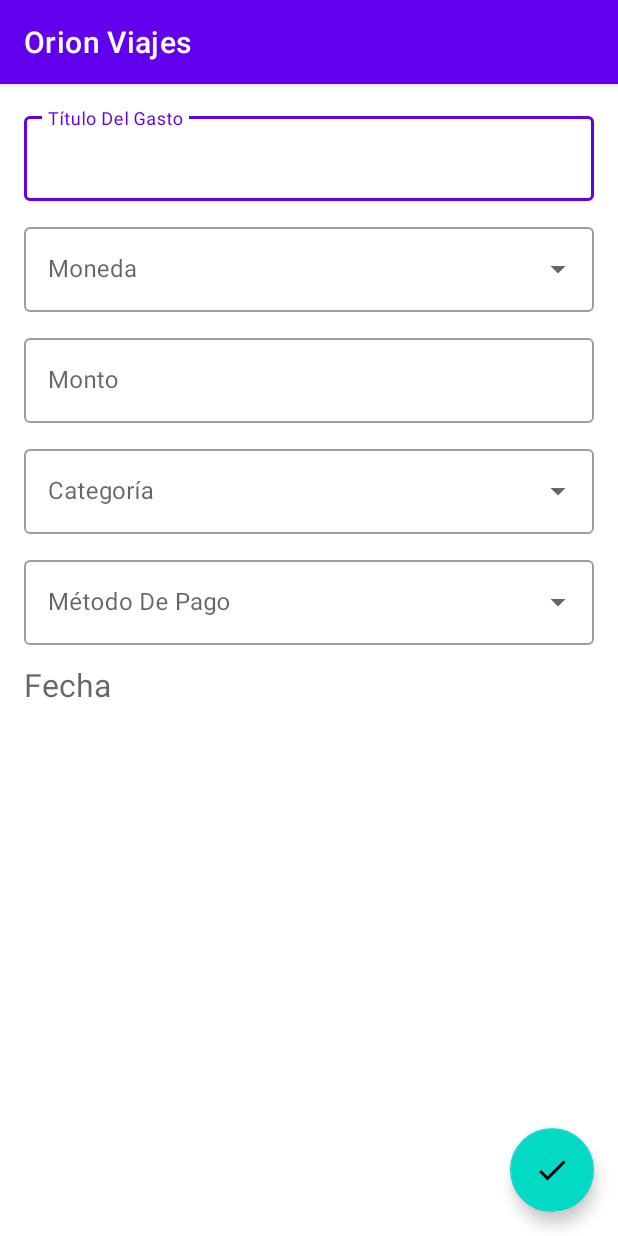
After one commit to adribalbvena/OrionViajes, an Android app: the fragment EditExpenseFragment shown on its own in the app's theme, on a phone screen of 412 x 824 dp. The commit adds this screen. Run offline under Robolectric (Android 15) with nearby library versions, the phone set to English and light mode, and no system bars.

Commit message:
edit screen

```diff
--- /dev/null
+++ b/app/src/main/java/ar/edu/ort/orionviajes/fragments/EditExpenseFragment.kt
@@ -0,0 +1,26 @@
+package ar.edu.ort.orionviajes.fragments
+
+import android.os.Bundle
+import androidx.fragment.app.Fragment
+import android.view.LayoutInflater
+import android.view.View
+import android.view.ViewGroup
+import ar.edu.ort.orionviajes.R
+
+class EditExpenseFragment : Fragment() {
+
+    override fun onCreate(savedInstanceState: Bundle?) {
+        super.onCreate(savedInstanceState)
+
+    }
+
+    override fun onCreateView(
+        inflater: LayoutInflater, container: ViewGroup?,
+        savedInstanceState: Bundle?
+    ): View? {
+        // Inflate the layout for this fragment
+        return inflater.inflate(R.layout.fragment_edit_expense, container, false)
+    }
+
+
+}
--- a/app/src/main/res/layout/fragment_create_expense.xml
+++ b/app/src/main/res/layout/fragment_create_expense.xml
@@ -7,6 +7,116 @@
     android:layout_width="match_parent"
     android:layout_height="match_parent"
     tools:context=".fragments.CreateExpenseFragment">
+
+<!--    <com.google.android.material.textfield.TextInputLayout-->
+<!--        android:id="@+id/expenseTitle_til"-->
+<!--        style="@style/Widget.MaterialComponents.TextInputLayout.OutlinedBox"-->
+<!--        android:layout_width="match_parent"-->
+<!--        android:layout_height="wrap_content"-->
+<!--        android:layout_marginHorizontal="16dp"-->
+<!--        android:layout_marginTop="16dp"-->
+<!--        android:hint="@string/expense_label"-->
+<!--        app:layout_constraintEnd_toEndOf="parent"-->
+<!--        app:layout_constraintStart_toStartOf="parent"-->
+<!--        app:layout_constraintTop_toTopOf="parent">-->
+
+<!--        <com.google.android.material.textfield.TextInputEditText-->
+<!--            android:id="@+id/editText_title_expense"-->
+<!--            android:layout_width="match_parent"-->
+<!--            android:layout_height="wrap_content" />-->
+
+<!--    </com.google.android.material.textfield.TextInputLayout>-->
+
+<!--    <com.google.android.material.textfield.TextInputLayout-->
+<!--        android:id="@+id/expenseCurrency_til"-->
+<!--        style="@style/Widget.MaterialComponents.TextInputLayout.OutlinedBox.ExposedDropdownMenu"-->
+<!--        android:layout_width="160dp"-->
+<!--        android:layout_height="wrap_content"-->
+<!--        android:layout_marginVertical="16dp"-->
+<!--        android:layout_marginStart="16dp"-->
+<!--        android:hint="@string/currency_label"-->
+<!--        app:layout_constraintStart_toStartOf="parent"-->
+<!--        app:layout_constraintTop_toBottomOf="@id/expenseTitle_til">-->
+
+<!--        <AutoCompleteTextView-->
+<!--            android:id="@+id/autoCompleteTxtView_currency"-->
+<!--            android:layout_width="160dp"-->
+<!--            android:layout_height="wrap_content"-->
+<!--            android:inputType="none" />-->
+
+<!--    </com.google.android.material.textfield.TextInputLayout>-->
+
+<!--    <com.google.android.material.textfield.TextInputLayout-->
+<!--        android:id="@+id/expenseAmount_til"-->
+<!--        style="@style/Widget.MaterialComponents.TextInputLayout.OutlinedBox"-->
+<!--        android:layout_width="200dp"-->
+<!--        android:layout_height="wrap_content"-->
+<!--        android:layout_marginHorizontal="16dp"-->
+<!--        android:layout_marginVertical="16dp"-->
+<!--        android:hint="@string/amount_label"-->
+<!--        app:layout_constraintEnd_toEndOf="parent"-->
+<!--        app:layout_constraintTop_toBottomOf="@id/expenseTitle_til">-->
+
+<!--        <com.google.android.material.textfield.TextInputEditText-->
+<!--            android:id="@+id/editText_amount_expense"-->
+<!--            android:layout_width="200dp"-->
+<!--            android:layout_height="wrap_content"-->
+<!--            android:inputType="numberDecimal"/>-->
+
+<!--    </com.google.android.material.textfield.TextInputLayout>-->
+
+<!--    <com.google.android.material.textfield.TextInputLayout-->
+<!--        android:id="@+id/expenseCategory_til"-->
+<!--        style="@style/Widget.MaterialComponents.TextInputLayout.OutlinedBox.ExposedDropdownMenu"-->
+<!--        android:layout_width="160dp"-->
+<!--        android:layout_height="wrap_content"-->
+<!--        android:layout_marginHorizontal="16dp"-->
+<!--        android:layout_marginVertical="16dp"-->
+<!--        android:hint="@string/category_label"-->
+<!--        app:layout_constraintTop_toBottomOf="@id/expenseCurrency_til"-->
+<!--        app:layout_constraintStart_toStartOf="parent"-->
+<!--        tools:layout_editor_absoluteX="16dp">-->
+
+<!--        <AutoCompleteTextView-->
+<!--            android:id="@+id/autoCompleteTxtView_category"-->
+<!--            android:layout_width="160dp"-->
+<!--            android:layout_height="wrap_content"-->
+<!--            android:inputType="none" />-->
+
+<!--    </com.google.android.material.textfield.TextInputLayout>-->
+
+<!--    <com.google.android.material.textfield.TextInputLayout-->
+<!--        android:id="@+id/expensePaymentMethod_til"-->
+<!--        style="@style/Widget.MaterialComponents.TextInputLayout.OutlinedBox.ExposedDropdownMenu"-->
+<!--        android:layout_width="200dp"-->
+<!--        android:layout_height="wrap_content"-->
+<!--        android:layout_marginHorizontal="16dp"-->
+<!--        android:layout_marginVertical="16dp"-->
+<!--        android:hint="@string/paymentMethod_label"-->
+<!--        app:layout_constraintTop_toBottomOf="@id/expenseAmount_til"-->
+<!--        app:layout_constraintEnd_toEndOf="parent"-->
+<!--&gt;-->
+
+<!--        <AutoCompleteTextView-->
+<!--            android:id="@+id/autoCompleteTxtView_payment_method"-->
+<!--            android:layout_width="200dp"-->
+<!--            android:layout_height="wrap_content"-->
+<!--            android:inputType="none" />-->
+
+<!--    </com.google.android.material.textfield.TextInputLayout>-->
+
+<!--    <TextView-->
+<!--        android:id="@+id/dateExpense_til"-->
+<!--        android:layout_width="match_parent"-->
+<!--        android:layout_height="wrap_content"-->
+<!--        android:layout_marginHorizontal="16dp"-->
+<!--        android:layout_marginVertical="16dp"-->
+<!--        android:hint="@string/date_label"-->
+<!--        android:textSize="21sp"-->
+<!--        app:layout_constraintEnd_toEndOf="parent"-->
+<!--        app:layout_constraintStart_toStartOf="parent"-->
+<!--        app:layout_constraintTop_toBottomOf="@id/expenseCategory_til" />-->
+
 
         <LinearLayout
             android:layout_width="match_parent"
@@ -21,8 +131,8 @@
                 style="@style/Widget.MaterialComponents.TextInputLayout.OutlinedBox"
                 android:layout_width="match_parent"
                 android:layout_height="wrap_content"
+                android:layout_marginHorizontal="16dp"
                 android:layout_marginTop="16dp"
-            android:layout_marginHorizontal="16dp"
                 android:layout_marginBottom="6dp"
                 android:hint="@string/expense_label"
                 tools:layout_editor_absoluteX="16dp">
--- /dev/null
+++ b/app/src/main/res/layout/fragment_edit_expense.xml
@@ -0,0 +1,245 @@
+<?xml version="1.0" encoding="utf-8"?>
+<androidx.constraintlayout.widget.ConstraintLayout xmlns:android="http://schemas.android.com/apk/res/android"
+xmlns:app="http://schemas.android.com/apk/res-auto"
+xmlns:tools="http://schemas.android.com/tools"
+android:id="@+id/frame_create_expense"
+android:layout_width="match_parent"
+android:layout_height="match_parent"
+tools:context=".fragments.EditExpenseFragment">
+
+<!--    <com.google.android.material.textfield.TextInputLayout-->
+<!--        android:id="@+id/expenseTitle_til"-->
+<!--        style="@style/Widget.MaterialComponents.TextInputLayout.OutlinedBox"-->
+<!--        android:layout_width="match_parent"-->
+<!--        android:layout_height="wrap_content"-->
+<!--        android:layout_marginHorizontal="16dp"-->
+<!--        android:layout_marginTop="16dp"-->
+<!--        android:hint="@string/expense_label"-->
+<!--        app:layout_constraintEnd_toEndOf="parent"-->
+<!--        app:layout_constraintStart_toStartOf="parent"-->
+<!--        app:layout_constraintTop_toTopOf="parent">-->
+
+<!--        <com.google.android.material.textfield.TextInputEditText-->
+<!--            android:id="@+id/editText_title_expense"-->
+<!--            android:layout_width="match_parent"-->
+<!--            android:layout_height="wrap_content" />-->
+
+<!--    </com.google.android.material.textfield.TextInputLayout>-->
+
+<!--    <com.google.android.material.textfield.TextInputLayout-->
+<!--        android:id="@+id/expenseCurrency_til"-->
+<!--        style="@style/Widget.MaterialComponents.TextInputLayout.OutlinedBox.ExposedDropdownMenu"-->
+<!--        android:layout_width="160dp"-->
+<!--        android:layout_height="wrap_content"-->
+<!--        android:layout_marginVertical="16dp"-->
+<!--        android:layout_marginStart="16dp"-->
+<!--        android:hint="@string/currency_label"-->
+<!--        app:layout_constraintStart_toStartOf="parent"-->
+<!--        app:layout_constraintTop_toBottomOf="@id/expenseTitle_til">-->
+
+<!--        <AutoCompleteTextView-->
+<!--            android:id="@+id/autoCompleteTxtView_currency"-->
+<!--            android:layout_width="160dp"-->
+<!--            android:layout_height="wrap_content"-->
+<!--            android:inputType="none" />-->
+
+<!--    </com.google.android.material.textfield.TextInputLayout>-->
+
+<!--    <com.google.android.material.textfield.TextInputLayout-->
+<!--        android:id="@+id/expenseAmount_til"-->
+<!--        style="@style/Widget.MaterialComponents.TextInputLayout.OutlinedBox"-->
+<!--        android:layout_width="200dp"-->
+<!--        android:layout_height="wrap_content"-->
+<!--        android:layout_marginHorizontal="16dp"-->
+<!--        android:layout_marginVertical="16dp"-->
+<!--        android:hint="@string/amount_label"-->
+<!--        app:layout_constraintEnd_toEndOf="parent"-->
+<!--        app:layout_constraintTop_toBottomOf="@id/expenseTitle_til">-->
+
+<!--        <com.google.android.material.textfield.TextInputEditText-->
+<!--            android:id="@+id/editText_amount_expense"-->
+<!--            android:layout_width="200dp"-->
+<!--            android:layout_height="wrap_content"-->
+<!--            android:inputType="numberDecimal"/>-->
+
+<!--    </com.google.android.material.textfield.TextInputLayout>-->
+
+<!--    <com.google.android.material.textfield.TextInputLayout-->
+<!--        android:id="@+id/expenseCategory_til"-->
+<!--        style="@style/Widget.MaterialComponents.TextInputLayout.OutlinedBox.ExposedDropdownMenu"-->
+<!--        android:layout_width="160dp"-->
+<!--        android:layout_height="wrap_content"-->
+<!--        android:layout_marginHorizontal="16dp"-->
+<!--        android:layout_marginVertical="16dp"-->
+<!--        android:hint="@string/category_label"-->
+<!--        app:layout_constraintTop_toBottomOf="@id/expenseCurrency_til"-->
+<!--        app:layout_constraintStart_toStartOf="parent"-->
+<!--        tools:layout_editor_absoluteX="16dp">-->
+
+<!--        <AutoCompleteTextView-->
+<!--            android:id="@+id/autoCompleteTxtView_category"-->
+<!--            android:layout_width="160dp"-->
+<!--            android:layout_height="wrap_content"-->
+<!--            android:inputType="none" />-->
+
+<!--    </com.google.android.material.textfield.TextInputLayout>-->
+
+<!--    <com.google.android.material.textfield.TextInputLayout-->
+<!--        android:id="@+id/expensePaymentMethod_til"-->
+<!--        style="@style/Widget.MaterialComponents.TextInputLayout.OutlinedBox.ExposedDropdownMenu"-->
+<!--        android:layout_width="200dp"-->
+<!--        android:layout_height="wrap_content"-->
+<!--        android:layout_marginHorizontal="16dp"-->
+<!--        android:layout_marginVertical="16dp"-->
+<!--        android:hint="@string/paymentMethod_label"-->
+<!--        app:layout_constraintTop_toBottomOf="@id/expenseAmount_til"-->
+<!--        app:layout_constraintEnd_toEndOf="parent"-->
+<!--&gt;-->
+
+<!--        <AutoCompleteTextView-->
+<!--            android:id="@+id/autoCompleteTxtView_payment_method"-->
+<!--            android:layout_width="200dp"-->
+<!--            android:layout_height="wrap_content"-->
+<!--            android:inputType="none" />-->
+
+<!--    </com.google.android.material.textfield.TextInputLayout>-->
+
+<!--    <TextView-->
+<!--        android:id="@+id/dateExpense_til"-->
+<!--        android:layout_width="match_parent"-->
+<!--        android:layout_height="wrap_content"-->
+<!--        android:layout_marginHorizontal="16dp"-->
+<!--        android:layout_marginVertical="16dp"-->
+<!--        android:hint="@string/date_label"-->
+<!--        android:textSize="21sp"-->
+<!--        app:layout_constraintEnd_toEndOf="parent"-->
+<!--        app:layout_constraintStart_toStartOf="parent"-->
+<!--        app:layout_constraintTop_toBottomOf="@id/expenseCategory_til" />-->
+
+
+<LinearLayout
+    android:layout_width="match_parent"
+    android:layout_height="match_parent"
+    android:orientation="vertical"
+    app:layout_constraintBottom_toBottomOf="parent"
+    app:layout_constraintTop_toTopOf="parent"
+    tools:layout_editor_absoluteX="1dp">
+
+    <com.google.android.material.textfield.TextInputLayout
+        android:id="@+id/expenseTitle_til"
+        style="@style/Widget.MaterialComponents.TextInputLayout.OutlinedBox"
+        android:layout_width="match_parent"
+        android:layout_height="wrap_content"
+        android:layout_marginHorizontal="16dp"
+        android:layout_marginTop="16dp"
+        android:layout_marginBottom="6dp"
+        android:hint="@string/expense_label"
+        tools:layout_editor_absoluteX="16dp">
+
+        <com.google.android.material.textfield.TextInputEditText
+            android:id="@+id/editText_title_expense"
+            android:layout_width="match_parent"
+            android:layout_height="wrap_content" />
+
+    </com.google.android.material.textfield.TextInputLayout>
+
+    <com.google.android.material.textfield.TextInputLayout
+        android:id="@+id/expenseCurrency_til"
+        style="@style/Widget.MaterialComponents.TextInputLayout.OutlinedBox.ExposedDropdownMenu"
+        android:layout_width="match_parent"
+        android:layout_height="wrap_content"
+        android:layout_marginHorizontal="16dp"
+        android:layout_marginVertical="6dp"
+        android:hint="@string/currency_label"
+        app:layout_constraintTop_toBottomOf="@+id/travelTitle_til"
+        tools:layout_editor_absoluteX="16dp">
+
+        <AutoCompleteTextView
+            android:id="@+id/autoCompleteTxtView_currency"
+            android:layout_width="match_parent"
+            android:layout_height="wrap_content"
+            android:inputType="none" />
+
+    </com.google.android.material.textfield.TextInputLayout>
+
+    <com.google.android.material.textfield.TextInputLayout
+        android:id="@+id/expenseAmount_til"
+        style="@style/Widget.MaterialComponents.TextInputLayout.OutlinedBox"
+        android:layout_width="match_parent"
+        android:layout_height="wrap_content"
+        android:layout_marginHorizontal="16dp"
+        android:layout_marginVertical="6dp"
+        android:hint="@string/amount_label"
+        tools:layout_editor_absoluteX="16dp">
+
+        <com.google.android.material.textfield.TextInputEditText
+            android:id="@+id/editText_amount_expense"
+            android:layout_width="match_parent"
+            android:layout_height="wrap_content" />
+
+    </com.google.android.material.textfield.TextInputLayout>
+
+    <com.google.android.material.textfield.TextInputLayout
+        android:id="@+id/expenseCategory_til"
+        style="@style/Widget.MaterialComponents.TextInputLayout.OutlinedBox.ExposedDropdownMenu"
+        android:layout_width="match_parent"
+        android:layout_height="wrap_content"
+        android:layout_marginHorizontal="16dp"
+        android:layout_marginVertical="6dp"
+        android:hint="@string/category_label"
+        app:layout_constraintTop_toBottomOf="@+id/travelTitle_til"
+        tools:layout_editor_absoluteX="16dp">
+
+        <AutoCompleteTextView
+            android:id="@+id/autoCompleteTxtView_category"
+            android:layout_width="match_parent"
+            android:layout_height="wrap_content"
+            android:inputType="none" />
+
+    </com.google.android.material.textfield.TextInputLayout>
+
+    <com.google.android.material.textfield.TextInputLayout
+        android:id="@+id/expensePaymentMethod_til"
+        style="@style/Widget.MaterialComponents.TextInputLayout.OutlinedBox.ExposedDropdownMenu"
+        android:layout_width="match_parent"
+        android:layout_height="wrap_content"
+        android:layout_marginHorizontal="16dp"
+        android:layout_marginVertical="6dp"
+        android:hint="@string/paymentMethod_label"
+        app:layout_constraintTop_toBottomOf="@+id/travelTitle_til"
+        tools:layout_editor_absoluteX="16dp">
+
+        <AutoCompleteTextView
+            android:id="@+id/autoCompleteTxtView_payment_method"
+            android:layout_width="match_parent"
+            android:layout_height="wrap_content"
+            android:inputType="none" />
+
+    </com.google.android.material.textfield.TextInputLayout>
+
+    <TextView
+        android:id="@+id/dateExpense_til"
+        android:layout_width="match_parent"
+        android:layout_height="wrap_content"
+        android:layout_marginHorizontal="16dp"
+        android:layout_marginVertical="6dp"
+        android:hint="@string/date_label"
+        android:textSize="21sp"
+        tools:layout_editor_absoluteX="28dp" />
+
+</LinearLayout>
+
+
+<com.google.android.material.floatingactionbutton.FloatingActionButton
+    android:id="@+id/btnAddExpense"
+    android:layout_width="wrap_content"
+    android:layout_height="wrap_content"
+    android:layout_margin="16dp"
+    android:clickable="true"
+    android:contentDescription="@string/btnAddItem"
+    android:src="@drawable/ic_check"
+    app:layout_constraintBottom_toBottomOf="parent"
+    app:layout_constraintEnd_toEndOf="parent" />
+
+
+</androidx.constraintlayout.widget.ConstraintLayout>
```
Lines whose indentation alone changed are shown as unchanged.
